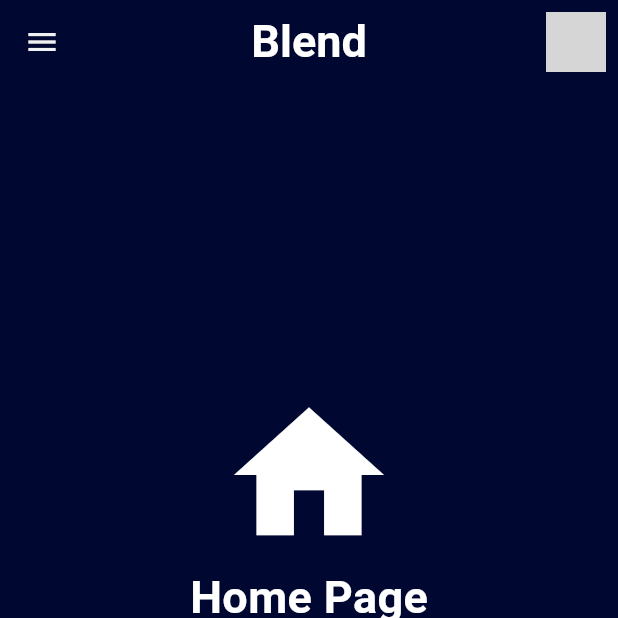
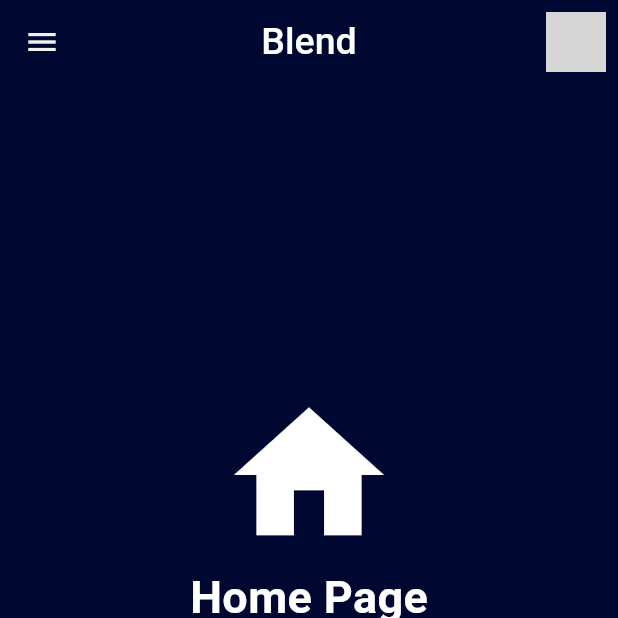
Before and after one commit to WillingDev0812/Blend, a Flutter app: the screen it shows once a user with an empty profile is signed in, after a tap on "Login with Facebook", on a phone screen of 412 x 824 dp, the top half of it. Run offline on Flutter 3.47's test engine with Material 3 defaults, Android fonts, the phone set to English and light mode, and no system bars; drawn by our look-alikes of curved_navigation_bar; our stand-ins replace cloud_firestore, firebase_auth, firebase_core, flex_color_scheme, google_sign_in, image_picker; missing offline and left inert: flutter_facebook_auth; accounts and stored records are empty; network calls fail; project files that could hold a hidden picture were left out; grey boxes are pictures that could not be loaded.

Commit message:
Created user profile page and generic app bar component

```diff
--- a/blend/lib/components/main_app_bar.dart
+++ b/blend/lib/components/main_app_bar.dart
@@ -23,8 +23,8 @@ class MainAppBar extends StatelessWidget {
           'Blend',
           style: TextStyle(
             color: Colors.white,
-            fontSize: 30,
-            fontWeight: FontWeight.w700,
+            fontSize: 25,
+            fontWeight: FontWeight.w500,
           ),
         ),
       ),
@@ -36,7 +36,8 @@ class MainAppBar extends StatelessWidget {
                 "https://www.pngkey.com/png/full/114-1149878_setting-user-avatar-in-specific-size-without-breaking.png"),
           ),
           onPressed: () {
-            // do something
+            // Display user profile
+            Navigator.pushNamed(context, '/user/profile');
           },
         ),
       ],
--- a/blend/lib/main.dart
+++ b/blend/lib/main.dart
@@ -2,7 +2,8 @@
 // Flutter
 import 'package:blend/pages/auth/verify.dart';
 import 'package:blend/pages/navPages/analytics/analytics.dart';
-import 'package:blend/pages/navPages/profile/profile.dart';
+import 'package:blend/pages/navPages/userProfile/user_profile.dart';
+import 'package:blend/pages/navPages/workspaceProfile/workspace_profile.dart';
 import 'package:blend/pages/splash.dart';
 import 'package:flutter/material.dart';
 import 'router/router.dart' as router;
@@ -79,10 +80,11 @@ class _MyAppState extends State<MyApp> {
                         HomePage(), //0
                         PostingPlatformsPage(), //1
                         AnalyticsPage(), //2
-                        ProfilePage(), //3
+                        WorkspaceProfilePage(), //3
                         PostingCaptionPage(), //4
                         PostingMediaPage(), //5
                         PostingOverviewPage(), //6
+                        // UserProfilePage(), //7
                       ],
                     ),
                     bottomNavigationBar: CurvedNavigationBar(
--- a/blend/lib/pages/navPages/profile/profile.dart
+++ b/blend/lib/pages/navPages/userProfile/user_profile.dart
@@ -3,29 +3,39 @@ import 'package:flutter/material.dart';
 import 'package:blend/global_provider.dart';
 import 'package:provider/provider.dart';
 
-class ProfilePage extends StatefulWidget {
+class UserProfilePage extends StatefulWidget {
   @override
-  State<ProfilePage> createState() => _ProfilePageState();
+  State<UserProfilePage> createState() => _UserProfilePageState();
 }
 
-class _ProfilePageState extends State<ProfilePage> {
+class _UserProfilePageState extends State<UserProfilePage> {
   @override
   Widget build(BuildContext context) {
     final provider = Provider.of<GlobalProvider>(context);
     final _blendUser = provider.blendUser;
 
-    @override
-    void didChangeDependencies() {
-      super.didChangeDependencies();
-      print("HEREEEE");
-      provider.getAuthUser();
-    }
-
     return Container(
       child: Scaffold(
-          backgroundColor: Colors.transparent,
           appBar: AppBar(
-            backgroundColor: Colors.transparent,
+            title: Center(
+              child: Text(
+                'Profile',
+                style: TextStyle(
+                  color: Colors.white,
+                  fontSize: 25,
+                  fontWeight: FontWeight.w500,
+                ),
+              ),
+            ),
+            actions: <Widget>[
+              // gear button
+              IconButton(
+                icon: Icon(Icons.settings),
+                onPressed: () {
+                  // do something
+                },
+              ),
+            ],
           ),
           body: Padding(
             padding: const EdgeInsets.only(left: 20, right: 20),
@@ -46,8 +56,7 @@ class _ProfilePageState extends State<ProfilePage> {
                           shape: BoxShape.circle,
                           image: DecorationImage(
                             fit: BoxFit.fill,
-                            image: NetworkImage(
-                                _blendUser.pfp ?? ""),
+                            image: NetworkImage(_blendUser.pfp ?? ""),
                           ),
                         ),
                       ),
@@ -60,7 +69,8 @@ class _ProfilePageState extends State<ProfilePage> {
                               SizedBox(
                                 width: MediaQuery.of(context).size.width - 210,
                                 child: Text(
-                                  _blendUser.personalWorkspace?.name ?? "",
+                                  "${_blendUser.fname} ${_blendUser.lname}" ??
+                                      "",
                                   style: TextStyle(
                                     color: Colors.white,
                                     fontSize: 22,
--- /dev/null
+++ b/blend/lib/pages/navPages/workspaceProfile/workspace_profile.dart
@@ -0,0 +1,216 @@
+import 'package:firebase_core/firebase_core.dart';
+import 'package:flutter/material.dart';
+import 'package:blend/global_provider.dart';
+import 'package:provider/provider.dart';
+
+class WorkspaceProfilePage extends StatefulWidget {
+  @override
+  State<WorkspaceProfilePage> createState() => _WorkspaceProfilePageState();
+}
+
+class _WorkspaceProfilePageState extends State<WorkspaceProfilePage> {
+  @override
+  Widget build(BuildContext context) {
+    final provider = Provider.of<GlobalProvider>(context);
+    final _blendUser = provider.blendUser;
+
+    @override
+    void didChangeDependencies() {
+      super.didChangeDependencies();
+      print("HEREEEE");
+      provider.getAuthUser();
+    }
+
+    return Container(
+      child: Scaffold(
+          backgroundColor: Colors.transparent,
+          appBar: AppBar(
+            backgroundColor: Colors.transparent,
+          ),
+          body: Padding(
+            padding: const EdgeInsets.only(left: 20, right: 20),
+            child: Column(
+              mainAxisAlignment: MainAxisAlignment.start,
+              children: [
+                // Header row
+                Padding(
+                  padding: const EdgeInsets.only(top: 60),
+                  child: Row(
+                    children: [
+                      // workspace pfp
+                      Container(
+                        margin: EdgeInsets.only(right: 20),
+                        width: 100,
+                        height: 100,
+                        decoration: BoxDecoration(
+                          shape: BoxShape.circle,
+                          image: DecorationImage(
+                            fit: BoxFit.fill,
+                            image: NetworkImage(
+                                _blendUser.workspaces?[0].pfp ?? ""),
+                          ),
+                        ),
+                      ),
+                      Container(
+                        height: 100,
+                        child: Column(
+                            mainAxisAlignment: MainAxisAlignment.end,
+                            crossAxisAlignment: CrossAxisAlignment.start,
+                            children: [
+                              SizedBox(
+                                width: MediaQuery.of(context).size.width - 210,
+                                child: Text(
+                                  _blendUser.workspaces?[0].name ?? "",
+                                  style: TextStyle(
+                                    color: Colors.white,
+                                    fontSize: 22,
+                                    fontWeight: FontWeight.w900,
+                                  ),
+                                ),
+                              ),
+                              Row(
+                                children: [
+                                  Text(
+                                    "42M",
+                                    style: TextStyle(
+                                      color: Colors.white,
+                                      fontSize: 15,
+                                    ),
+                                  ),
+                                  Text(
+                                    " Followers",
+                                    style: TextStyle(
+                                      color: Colors.white,
+                                      fontSize: 15,
+                                    ),
+                                  ),
+                                  SizedBox(width: 20),
+                                  Text(
+                                    "5",
+                                    style: TextStyle(
+                                      color: Colors.white,
+                                      fontSize: 15,
+                                    ),
+                                  ),
+                                  Text(
+                                    " Following",
+                                    style: TextStyle(
+                                      color: Colors.white,
+                                      fontSize: 15,
+                                    ),
+                                  ),
+                                ],
+                              ),
+                            ]),
+                      )
+                    ],
+                  ),
+                ),
+
+                // Button row
+                Padding(
+                  padding: const EdgeInsets.only(top: 40),
+                  child: Row(
+                    mainAxisAlignment: MainAxisAlignment.spaceBetween,
+                    children: [
+                      Expanded(
+                        child: ElevatedButton(
+                          onPressed: () {},
+                          child: Text("Follow"),
+                          style: ElevatedButton.styleFrom(
+                            backgroundColor: Color.fromARGB(255, 0, 145, 255),
+                            foregroundColor: Colors.white,
+                            shape: RoundedRectangleBorder(
+                              borderRadius: BorderRadius.circular(5),
+                            ),
+                          ),
+                        ),
+                      ),
+                      SizedBox(width: 15),
+                      Expanded(
+                        child: ElevatedButton(
+                          onPressed: () {},
+                          child: Text("Follow"),
+                          style: ElevatedButton.styleFrom(
+                            backgroundColor: Color.fromARGB(255, 0, 145, 255),
+                            foregroundColor: Colors.white,
+                            shape: RoundedRectangleBorder(
+                              borderRadius: BorderRadius.circular(5),
+                            ),
+                          ),
+                        ),
+                      ),
+                      SizedBox(width: 15),
+                      Expanded(
+                        child: ElevatedButton(
+                          onPressed: () {},
+                          child: Text("Follow"),
+                          style: ElevatedButton.styleFrom(
+                            backgroundColor: Color.fromARGB(255, 0, 145, 255),
+                            foregroundColor: Colors.white,
+                            shape: RoundedRectangleBorder(
+                              borderRadius: BorderRadius.circular(5),
+                            ),
+                          ),
+                        ),
+                      ),
+                    ],
+                  ),
+                ),
+
+                // Recent posts row
+                Padding(
+                  padding: const EdgeInsets.only(top: 40),
+                  child: Column(
+                    mainAxisAlignment: MainAxisAlignment.start,
+                    crossAxisAlignment: CrossAxisAlignment.start,
+                    children: [
+                      Text(
+                        "Recent Posts",
+                        style: TextStyle(
+                          color: Colors.white,
+                          fontSize: 20,
+                          fontWeight: FontWeight.w900,
+                        ),
+                      ),
+                      // Horizontal bar
+                      Container(
+                        margin: EdgeInsets.only(top: 0),
+                        width: double.infinity,
+                        height: 3,
+                        color: Colors.white,
+                      ),
+                    ],
+                  ),
+                ),
+
+                // 3 x infinity grid of scrollable posts
+                Expanded(
+                  child: GridView.builder(
+                    padding: EdgeInsets.only(top: 10, bottom: 30),
+                    gridDelegate: SliverGridDelegateWithFixedCrossAxisCount(
+                      crossAxisCount: 3,
+                      crossAxisSpacing: 10,
+                      mainAxisSpacing: 10,
+                    ),
+                    itemCount: 12,
+                    itemBuilder: (BuildContext context, int index) {
+                      return Container(
+                        decoration: BoxDecoration(
+                          borderRadius: BorderRadius.circular(10),
+                          image: DecorationImage(
+                            fit: BoxFit.fill,
+                            image: NetworkImage(
+                                "https://via.placeholder.com/150x150"),
+                          ),
+                        ),
+                      );
+                    },
+                  ),
+                ),
+              ],
+            ),
+          )),
+    );
+  }
+}
--- a/blend/lib/router/router.dart
+++ b/blend/lib/router/router.dart
@@ -1,4 +1,7 @@
 import 'package:blend/pages/auth/verify.dart';
+import 'package:blend/pages/navPages/posting/overview_post.dart';
+import 'package:blend/pages/navPages/userProfile/user_profile.dart';
+import 'package:blend/pages/navPages/workspaceProfile/workspace_profile.dart';
 import 'package:blend/pages/splash.dart';
 import 'package:flutter/material.dart';
 import 'routing_constants.dart';
@@ -33,12 +36,18 @@ Route<dynamic> generateRoute(RouteSettings settings) {
           return MaterialPageRoute(builder: (context) => PostingCaptionPage());
         case PostingMediaRoute:
           return MaterialPageRoute(builder: (context) => PostingMediaPage());
+        case PostingOverviewRoute:
+          return MaterialPageRoute(builder: (context) => PostingOverviewPage());
+        case WorkspaceProfileRoute:
+          return MaterialPageRoute(builder: (context) => WorkspaceProfilePage());
+        case UserProfileRoute:
+          return MaterialPageRoute(builder: (context) => UserProfilePage());
         default:
           return MaterialPageRoute(builder: (context) => UndefinedPage());
       }
     }
   } else {
-    print("image not being logged in. loser");
+    print("imagine not being logged in. loser");
     switch (settings.name) {
       case LoginRoute:
         return MaterialPageRoute(builder: (context) => LoginPage());
--- a/blend/lib/router/routing_constants.dart
+++ b/blend/lib/router/routing_constants.dart
@@ -5,3 +5,6 @@ const String RegisterRoute = '/register';
 const String PostingPlatformsRoute = '/posting/platforms';
 const String PostingCaptionRoute = '/posting/caption';
 const String PostingMediaRoute = '/posting/media';
+const String PostingOverviewRoute = '/posting/overview';
+const String WorkspaceProfileRoute = '/workspace/profile';
+const String UserProfileRoute = '/user/profile';
--- a/blend/pubspec.yaml
+++ b/blend/pubspec.yaml
@@ -43,14 +43,8 @@ dependencies:
   curved_navigation_bar: ^1.0.3
   go_router: ^13.1.0
   flex_color_scheme: ^7.3.1
-<<<<<<< HEAD
   image_gallery_saver: ^2.0.3
-=======
   flutter_facebook_auth: ^6.0.4
-
->>>>>>> d223c563a0d8b2bad905668f81e75671e4060b63
-
-
 
 dev_dependencies:
   flutter_test:
```
